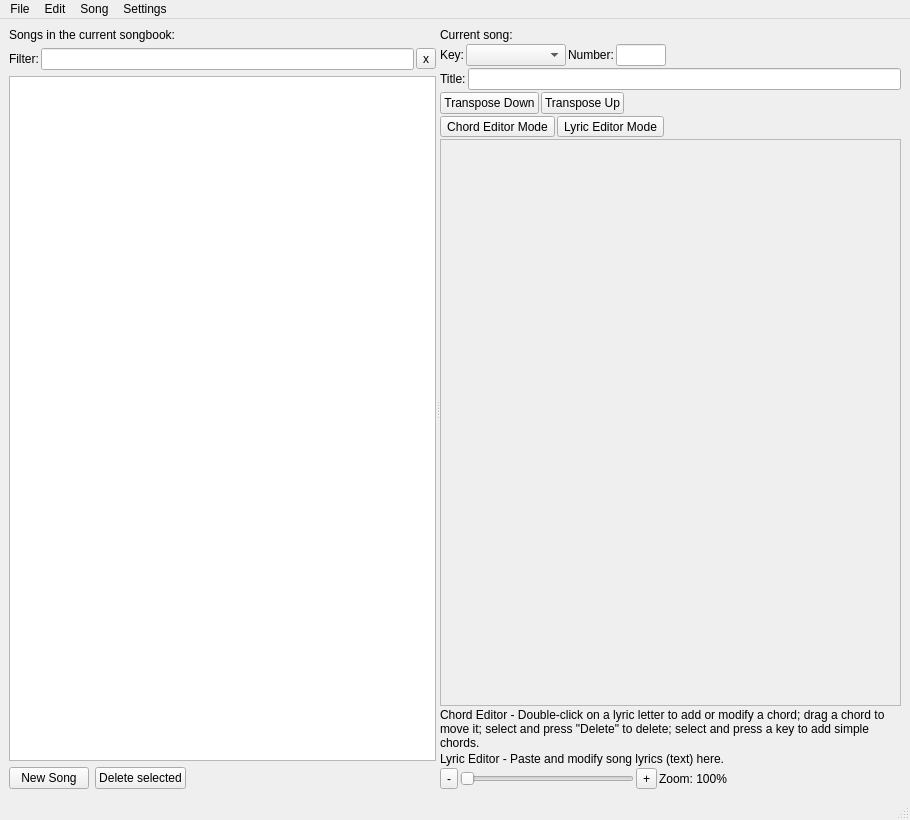
First picture: the form in src/softchord_main_window.ui, repository matvey83/softChord, before the edit.
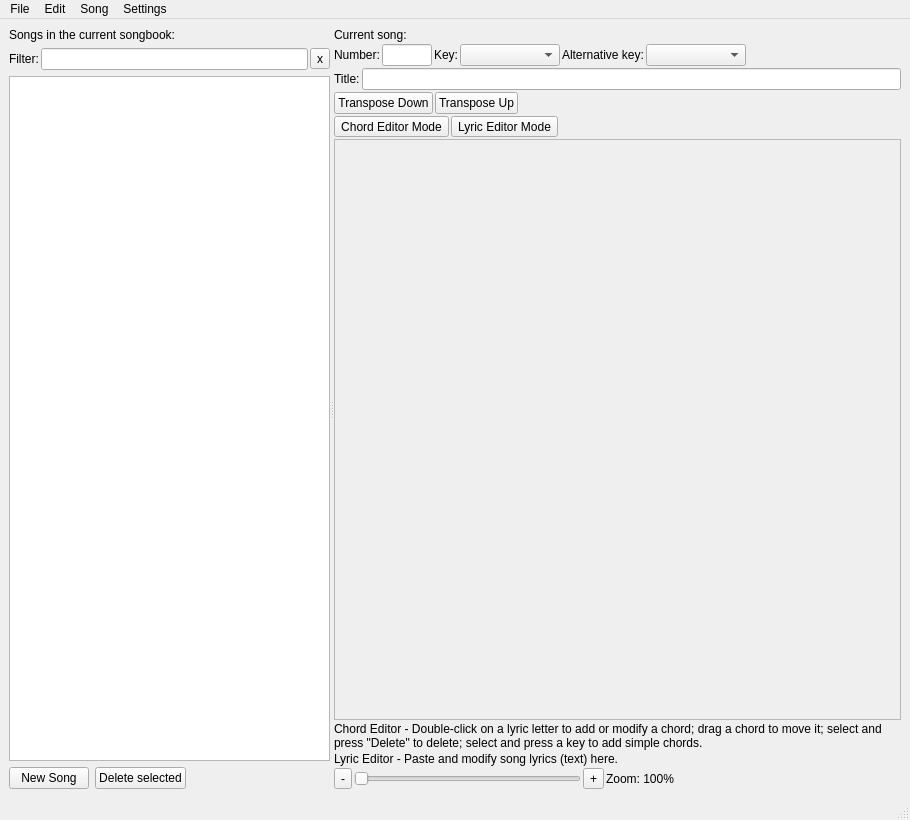
Second picture: the form after the edit.

Commit message: Added support for alternative keys

Patch:
```diff
--- a/src/softchord_main_window.ui
+++ b/src/softchord_main_window.ui
@@ -116,23 +116,6 @@
           <property name="spacing">
            <number>-1</number>
           </property>
-          <item>
-           <widget class="QLabel" name="label_5">
-            <property name="text">
-             <string>Key:</string>
-            </property>
-           </widget>
-          </item>
-          <item>
-           <widget class="QComboBox" name="song_key_menu">
-            <property name="minimumSize">
-             <size>
-              <width>100</width>
-              <height>0</height>
-             </size>
-            </property>
-           </widget>
-          </item>
           <item>
            <widget class="QLabel" name="label_6">
             <property name="text">
@@ -150,6 +133,40 @@
             </property>
            </widget>
           </item>
+          <item>
+           <widget class="QLabel" name="label_5">
+            <property name="text">
+             <string>Key:</string>
+            </property>
+           </widget>
+          </item>
+          <item>
+           <widget class="QComboBox" name="song_key_menu">
+            <property name="minimumSize">
+             <size>
+              <width>100</width>
+              <height>0</height>
+             </size>
+            </property>
+           </widget>
+          </item>
+          <item>
+           <widget class="QLabel" name="label_7">
+            <property name="text">
+             <string>Alternative key:</string>
+            </property>
+           </widget>
+          </item>
+          <item>
+           <widget class="QComboBox" name="song_alt_key_menu">
+            <property name="minimumSize">
+             <size>
+              <width>100</width>
+              <height>0</height>
+             </size>
+            </property>
+           </widget>
+          </item>
           <item>
            <spacer name="horizontalSpacer_4">
             <property name="orientation">
```
